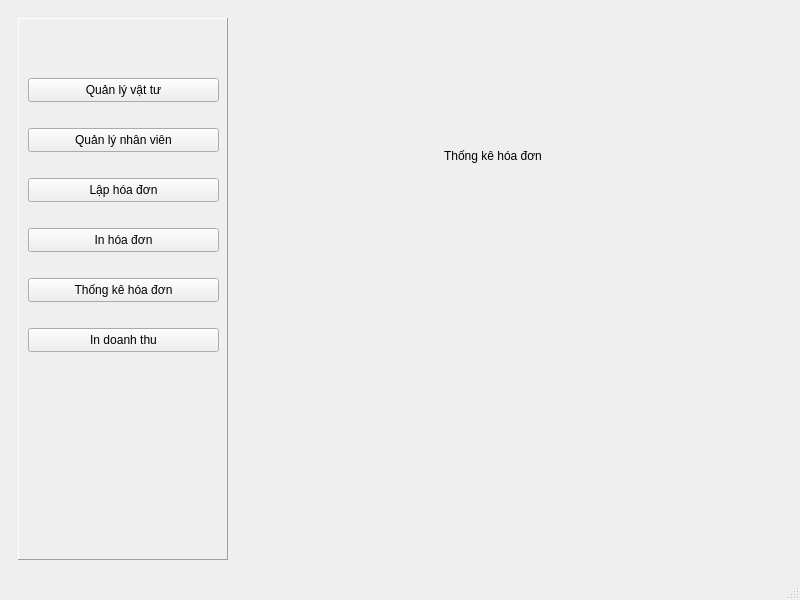
This is mainwindow.ui in quynguyen1908/QLVT_Qt as Qt 5 draws it before an edit. The edited form follows.
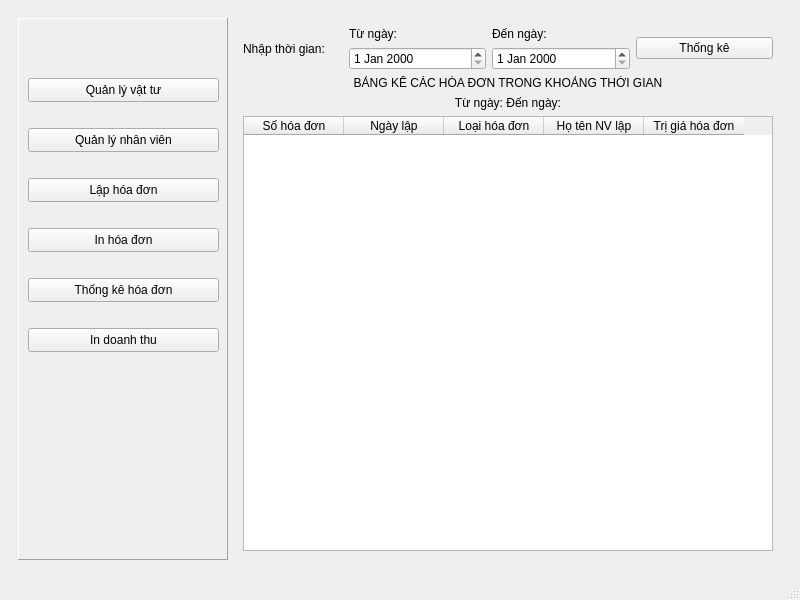
This is the edited form. The open tabs and pages were chosen to show the change. Icons and pictures are not drawn.

```diff
--- a/mainwindow.ui
+++ b/mainwindow.ui
@@ -590,19 +590,117 @@
           </widget>
          </widget>
          <widget class="QWidget" name="pageThongKe">
-          <widget class="QLabel" name="label_11">
-           <property name="geometry">
-            <rect>
-             <x>210</x>
-             <y>130</y>
-             <width>111</width>
-             <height>16</height>
-            </rect>
-           </property>
-           <property name="text">
-            <string>Thống kê hóa đơn</string>
-           </property>
-          </widget>
+          <layout class="QVBoxLayout" name="verticalLayout_21">
+           <item>
+            <layout class="QHBoxLayout" name="horizontalLayout_16">
+             <item>
+              <widget class="QLabel" name="label_11">
+               <property name="maximumSize">
+                <size>
+                 <width>100</width>
+                 <height>16777215</height>
+                </size>
+               </property>
+               <property name="text">
+                <string>Nhập thời gian:</string>
+               </property>
+              </widget>
+             </item>
+             <item>
+              <layout class="QVBoxLayout" name="verticalLayout_19">
+               <item>
+                <widget class="QLabel" name="label_16">
+                 <property name="text">
+                  <string>Từ ngày:</string>
+                 </property>
+                </widget>
+               </item>
+               <item>
+                <widget class="QDateEdit" name="dateFromTK"/>
+               </item>
+              </layout>
+             </item>
+             <item>
+              <layout class="QVBoxLayout" name="verticalLayout_20">
+               <item>
+                <widget class="QLabel" name="label_17">
+                 <property name="text">
+                  <string>Đến ngày:</string>
+                 </property>
+                </widget>
+               </item>
+               <item>
+                <widget class="QDateEdit" name="dateToTK"/>
+               </item>
+              </layout>
+             </item>
+             <item>
+              <widget class="QPushButton" name="btnInTK">
+               <property name="text">
+                <string>Thống kê</string>
+               </property>
+              </widget>
+             </item>
+            </layout>
+           </item>
+           <item>
+            <layout class="QVBoxLayout" name="verticalLayout_18">
+             <item>
+              <widget class="QLabel" name="label_15">
+               <property name="text">
+                <string>BẢNG KÊ CÁC HÓA ĐƠN TRONG KHOẢNG THỜI GIAN</string>
+               </property>
+               <property name="alignment">
+                <set>Qt::AlignmentFlag::AlignCenter</set>
+               </property>
+              </widget>
+             </item>
+             <item>
+              <layout class="QHBoxLayout" name="horizontalLayout_15">
+               <item>
+                <widget class="QLabel" name="lblNgayTK">
+                 <property name="text">
+                  <string>Từ ngày: Đến ngày:</string>
+                 </property>
+                 <property name="alignment">
+                  <set>Qt::AlignmentFlag::AlignCenter</set>
+                 </property>
+                </widget>
+               </item>
+              </layout>
+             </item>
+             <item>
+              <widget class="QTableWidget" name="tableThongKe">
+               <column>
+                <property name="text">
+                 <string>Số hóa đơn</string>
+                </property>
+               </column>
+               <column>
+                <property name="text">
+                 <string>Ngày lập</string>
+                </property>
+               </column>
+               <column>
+                <property name="text">
+                 <string>Loại hóa đơn</string>
+                </property>
+               </column>
+               <column>
+                <property name="text">
+                 <string>Họ tên NV lập</string>
+                </property>
+               </column>
+               <column>
+                <property name="text">
+                 <string>Trị giá hóa đơn</string>
+                </property>
+               </column>
+              </widget>
+             </item>
+            </layout>
+           </item>
+          </layout>
          </widget>
          <widget class="QWidget" name="pageDoanhThu">
           <layout class="QVBoxLayout" name="verticalLayout_13">
```
Left out of the diff: 109 changed lines with no effect on the pictures.
